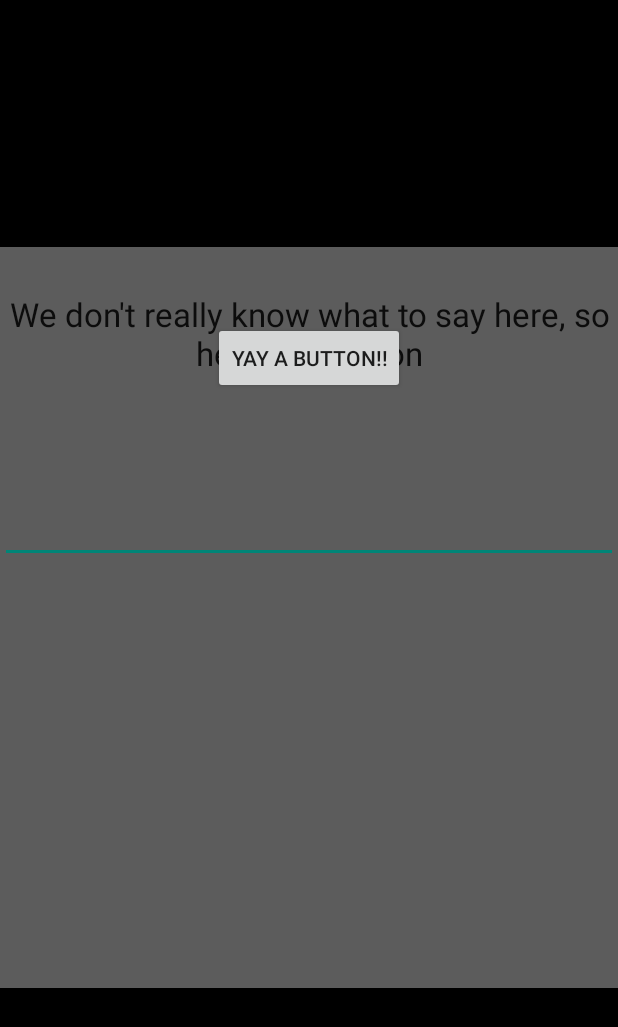
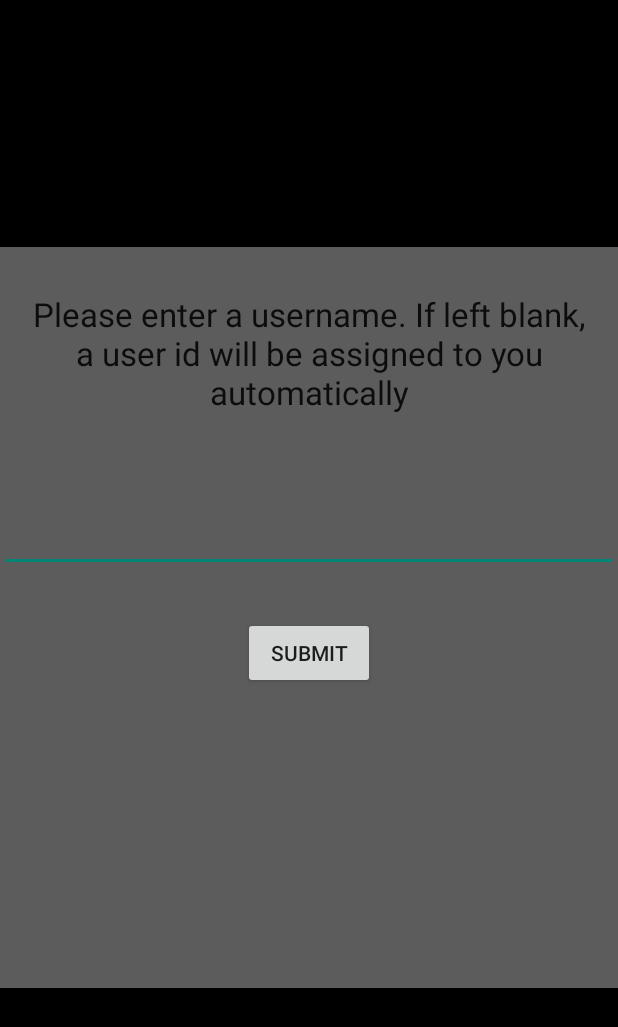
Before and after one commit to Ittociwam/IronmanApp, an Android app: the AddEntry screen opened directly, with no data from a screen before it, after a tap on "SUBMIT", on a phone screen of 412 x 824 dp. Shown: the top 1027 px of the screen. Run offline under Robolectric (Android 15) with nearby library versions, the light colour scheme and no system bars; libraries missing offline, so code that uses them is left out: android.support.v7; network calls fail.

Commit message:
im going insane
Signed-off-by: John Smidt <johnmsmidt@gmail.com>

```diff
--- a/app/src/main/AndroidManifest.xml
+++ b/app/src/main/AndroidManifest.xml
@@ -22,6 +22,7 @@
         </activity>
         <activity android:name=".Rank" android:theme ="@style/AppTheme.addTheme"></activity>
         <activity android:name=".UserName" android:theme ="@style/AppTheme.addTheme"></activity>
+        <activity android:name=".ErrorMessage" android:theme ="@style/AppTheme.addTheme"></activity>
     </application>
     <uses-permission android:name="android.permission.INTERNET" />
 
--- a/app/src/main/java/cs246/ironmanapp/AddEntry.java
+++ b/app/src/main/java/cs246/ironmanapp/AddEntry.java
@@ -3,12 +3,15 @@ package cs246.ironmanapp;
 import android.app.Activity;
 import android.content.Intent;
 import android.content.SharedPreferences;
+import android.graphics.Color;
 import android.os.Bundle;
 import android.preference.PreferenceManager;
+import android.support.v7.internal.widget.TintImageView;
 import android.util.DisplayMetrics;
 import android.util.Log;
 import android.view.View;
 import android.widget.Button;
+import android.widget.EditText;
 import android.widget.RadioButton;
 import android.widget.RadioGroup;
 
@@ -29,10 +32,10 @@ public class AddEntry extends Activity {
     protected void onCreate(Bundle savedInstanceState) {
 
         //THIS CODE IS TO RESET USER_ID FOR TESTING!!!!!
-//        SharedPreferences sharedPreferences = PreferenceManager.getDefaultSharedPreferences(MainActivity.context);
-//        SharedPreferences.Editor editor = sharedPreferences.edit();
-//        editor.remove("user_id");
-//        editor.commit();
+        SharedPreferences sharedPreferences = PreferenceManager.getDefaultSharedPreferences(MainActivity.context);
+        SharedPreferences.Editor editor = sharedPreferences.edit();
+        editor.remove("user_id");
+        editor.commit();
 
 
         Intent intent = getIntent();
@@ -53,6 +56,23 @@ public class AddEntry extends Activity {
 
         Log.v(TAG_ADD_ENTRY, "Assigning buton");
         Button submit = (Button) findViewById(R.id.button);
+
+        /**
+         * Just making this stuff look prettier
+         */
+        RadioButton swim = (RadioButton) findViewById(R.id.radioButton);
+        RadioButton bike = (RadioButton) findViewById(R.id.radioButton2);
+        RadioButton run = (RadioButton) findViewById(R.id.radioButton3);
+
+        swim.setOnClickListener(new View.OnClickListener() {
+            public void onClick(View v) {
+                EditText text = (EditText) findViewById(R.id.miles);
+                EditText text2 = (EditText) findViewById(R.id.editText2);
+                text.setBackgroundColor(Color.parseColor("#ff0000"));
+            }
+
+        });
+
 
 
         submit.setOnClickListener(new View.OnClickListener() {
--- a/app/src/main/res/layout/username_window.xml
+++ b/app/src/main/res/layout/username_window.xml
@@ -7,7 +7,7 @@
         android:layout_width="fill_parent"
         android:layout_height="wrap_content"
         android:textAppearance="?android:attr/textAppearanceLarge"
-        android:text="We don&apos;t really know what to say here, so here is a button"
+        android:text="Please enter a username. If left blank, a user id will be assigned to you automatically"
         android:id="@+id/textView3"
         android:gravity="center"
         android:layout_alignParentTop="true"
@@ -18,11 +18,11 @@
     <Button
         android:layout_width="wrap_content"
         android:layout_height="wrap_content"
-        android:text="YAY A BUTTON!!"
+        android:text="Submit"
         android:id="@+id/button2"
-        android:layout_below="@+id/editText"
+        android:layout_below="@+id/username"
         android:layout_centerHorizontal="true"
-        android:layout_marginTop="50dp" />
+        android:layout_marginTop="30dp" />
 
     <EditText
         android:layout_width="fill_parent"
@@ -33,6 +33,8 @@
         android:layout_below="@+id/textView3"
         android:layout_alignParentLeft="true"
         android:layout_alignParentStart="true"
-        android:layout_marginTop="80dp"
-        android:gravity="center" />
+        android:layout_marginTop="60dp"
+        android:gravity="center"
+        android:maxLines="1"
+        android:maxLength="20" />
 </RelativeLayout>
```
Also changed, not shown: app/src/main/java/cs246/ironmanapp/NewUserFinisher.java (+27 -13 lines), app/src/main/java/cs246/ironmanapp/UserName.java (+14 -0 lines), app/src/main/res/layout/addwindow.xml (+5 -6 lines), 3 other files.
